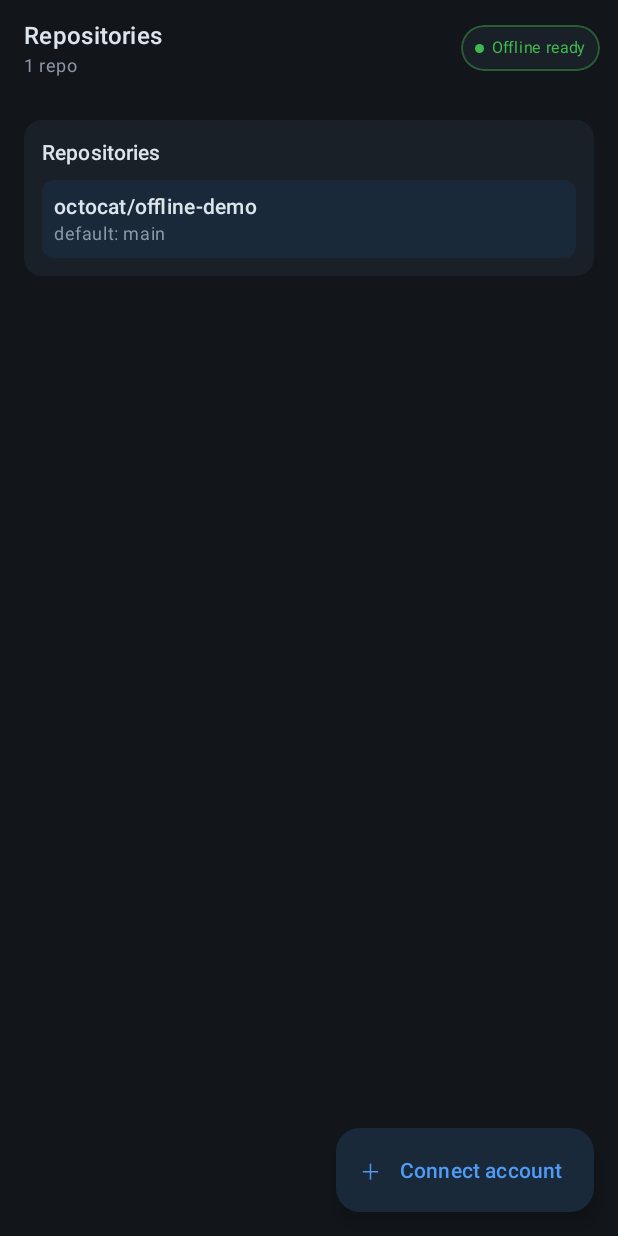
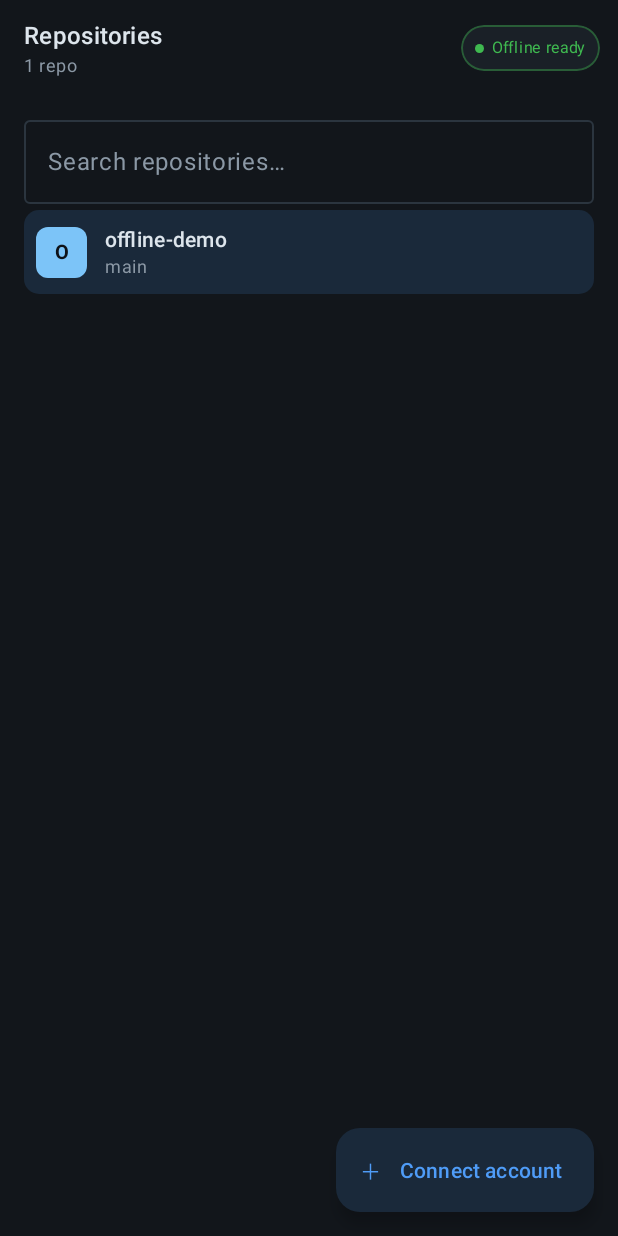
Before and after one commit to computermillerj/offline-git, an Android app built with Jetpack Compose: the @Preview function OfflineGitScreenPreview, on a phone screen of 412 x 824 dp. Run offline under Robolectric (Android 15) with nearby library versions, the phone set to English and light mode, and no system bars.

Commit message:
Enrich repository picker to match mockups
Add a search field, colored initial avatar tiles, downloaded/private
chips, and "default branch · updated <relative>" metadata to the repo
list. Derive downloaded state from a new
RepositoryStore.getDownloadedRepositoryIds() query and format updatedAt
with a java.time relative-time helper.

```diff
--- a/app-android/src/main/java/dev/jem/offlinegit/presentation/AppChip.kt
+++ b/app-android/src/main/java/dev/jem/offlinegit/presentation/AppChip.kt
@@ -14,6 +14,7 @@ import androidx.compose.ui.Alignment
 import androidx.compose.ui.Modifier
 import androidx.compose.ui.draw.clip
 import androidx.compose.ui.graphics.Color
+import androidx.compose.ui.text.font.FontWeight
 import androidx.compose.ui.text.style.TextAlign
 import androidx.compose.ui.unit.dp
 import androidx.compose.ui.unit.sp
@@ -66,6 +67,38 @@ fun StatusChip(
     }
 }
 
+private val AvatarColors = listOf(
+    Color(0xFF7CC4F8),
+    Color(0xFFB7E6B0),
+    Color(0xFFE8BF6A),
+    Color(0xFFCF8EE9),
+    Color(0xFFF2B8B5),
+)
+
+/** Colored initial tile from the mockup's `.avatar` rule. Color is stable per label. */
+@Composable
+fun AvatarTile(
+    label: String,
+    modifier: Modifier = Modifier,
+    size: Int = 34,
+) {
+    val color = AvatarColors[label.sumOf { it.code }.mod(AvatarColors.size)]
+    Box(
+        modifier = modifier
+            .size(size.dp)
+            .clip(RoundedCornerShape(8.dp))
+            .background(color),
+        contentAlignment = Alignment.Center,
+    ) {
+        Text(
+            text = label.firstOrNull()?.uppercaseChar()?.toString() ?: "?",
+            color = Color(0xFF0E1218),
+            fontWeight = FontWeight.Bold,
+            fontSize = 13.sp,
+        )
+    }
+}
+
 /** Square file-status badge from the mockup's `.st` rules (M / A / R). */
 @Composable
 fun StatusSquare(
--- a/app-android/src/main/java/dev/jem/offlinegit/presentation/OfflineGitScreen.kt
+++ b/app-android/src/main/java/dev/jem/offlinegit/presentation/OfflineGitScreen.kt
@@ -785,19 +785,95 @@ private fun RepositorySection(
     state: OfflineGitState,
     onAction: (OfflineGitAction) -> Unit,
 ) {
-    SectionCard(title = "Repositories") {
-        if (state.repositories.isEmpty()) {
-            EmptySectionText(text = "Fetch repositories or use the demo data.")
+    Column(verticalArrangement = Arrangement.spacedBy(4.dp)) {
+        OutlinedTextField(
+            value = state.repositorySearchQuery,
+            onValueChange = { onAction(OfflineGitAction.OnRepositorySearchChange(it)) },
+            modifier = Modifier.fillMaxWidth(),
+            placeholder = { Text(text = "Search repositories…") },
+            singleLine = true,
+        )
+        val query = state.repositorySearchQuery.trim()
+        val repositories = if (query.isEmpty()) {
+            state.repositories
+        } else {
+            state.repositories.filter {
+                it.name.contains(query, ignoreCase = true) || it.owner.contains(query, ignoreCase = true)
+            }
         }
-        state.repositories.forEach { repository ->
-            SelectableRow(
-                title = "${repository.owner}/${repository.name}",
-                subtitle = "default: ${repository.defaultBranch}",
+        if (repositories.isEmpty()) {
+            EmptySectionText(
+                text = if (state.repositories.isEmpty()) {
+                    "Connect a GitHub account to sync repositories."
+                } else {
+                    "No repositories match \"$query\"."
+                },
+            )
+        }
+        repositories.forEach { repository ->
+            RepositoryRow(
+                repository = repository,
                 isSelected = repository.id == state.selectedRepositoryId,
+                isDownloaded = repository.id in state.downloadedRepositoryIds,
                 onClick = { onAction(OfflineGitAction.OnRepositoryClick(repository.id)) },
             )
         }
     }
+}
+
+@Composable
+private fun RepositoryRow(
+    repository: GithubRepository,
+    isSelected: Boolean,
+    isDownloaded: Boolean,
+    onClick: () -> Unit,
+) {
+    val background = if (isSelected) MaterialTheme.colorScheme.primaryContainer else Color.Transparent
+    Row(
+        modifier = Modifier
+            .fillMaxWidth()
+            .clip(RoundedCornerShape(10.dp))
+            .background(background)
+            .clickable(onClick = onClick)
+            .padding(horizontal = 8.dp, vertical = 10.dp),
+        horizontalArrangement = Arrangement.spacedBy(12.dp),
+        verticalAlignment = Alignment.CenterVertically,
+    ) {
+        AvatarTile(label = repository.name)
+        Column(modifier = Modifier.weight(1f)) {
+            Row(
+                horizontalArrangement = Arrangement.spacedBy(6.dp),
+                verticalAlignment = Alignment.CenterVertically,
+            ) {
+                Text(
+                    text = repository.name,
+                    style = MaterialTheme.typography.bodyMedium,
+                    fontWeight = FontWeight.SemiBold,
+                    maxLines = 1,
+                    overflow = TextOverflow.Ellipsis,
+                    modifier = Modifier.weight(1f, fill = false),
+                )
+                if (isDownloaded) {
+                    StatusChip(text = "downloaded", style = ChipStyle.ACCENT)
+                }
+                if (repository.isPrivate) {
+                    StatusChip(text = "private", style = ChipStyle.NEUTRAL)
+                }
+            }
+            Text(
+                text = repository.metadataLine(),
+                style = MaterialTheme.typography.bodySmall,
+                color = MaterialTheme.colorScheme.onSurfaceVariant,
+                maxLines = 1,
+                overflow = TextOverflow.Ellipsis,
+            )
+        }
+    }
+}
+
+private fun GithubRepository.metadataLine(): String {
+    val updated = relativeTime(updatedAt)?.let { "updated $it" }
+    return listOfNotNull(defaultBranch, updated).joinToString(" · ")
 }
 
 @Composable
--- a/app-android/src/main/java/dev/jem/offlinegit/presentation/OfflineGitViewModel.kt
+++ b/app-android/src/main/java/dev/jem/offlinegit/presentation/OfflineGitViewModel.kt
@@ -70,6 +70,7 @@ class OfflineGitViewModel(
             is OfflineGitAction.OnTokenChange -> _state.update { it.copy(githubToken = action.token) }
             is OfflineGitAction.OnAuthClientIdChange -> _state.update { it.copy(authClientId = action.clientId) }
             is OfflineGitAction.OnCommitLimitChange -> _state.update { it.copy(commitLimitText = action.limit) }
+            is OfflineGitAction.OnRepositorySearchChange -> _state.update { it.copy(repositorySearchQuery = action.query) }
             is OfflineGitAction.OnRepositoryClick -> load(
                 repositoryId = action.repositoryId,
                 branchName = null,
@@ -381,6 +382,10 @@ class OfflineGitViewModel(
         val repositories = repositoryStore.getRepositories()
             .dataOrNull { "Unable to load repositories: ${it.toMessage()}" }
             ?: return
+        val downloadedRepositoryIds = when (val result = repositoryStore.getDownloadedRepositoryIds()) {
+            is Result.Success -> result.data
+            is Result.Error -> emptySet()
+        }
         val repository = repositories.firstOrNull { it.id == repositoryId } ?: repositories.firstOrNull()
         if (repository == null) {
             _state.update { it.copy(isLoading = false, repositories = emptyList()) }
@@ -431,6 +436,7 @@ class OfflineGitViewModel(
             it.copy(
                 isLoading = false,
                 repositories = repositories,
+                downloadedRepositoryIds = downloadedRepositoryIds,
                 selectedRepositoryId = repository.id,
                 branches = branches,
                 selectedBranchName = branch?.name,
@@ -609,6 +615,8 @@ class MutableTokenStore : WritableTokenStore {
 @Stable
 data class OfflineGitState(
     val repositories: List<GithubRepository> = emptyList(),
+    val downloadedRepositoryIds: Set<Long> = emptySet(),
+    val repositorySearchQuery: String = "",
     val selectedRepositoryId: Long? = null,
     val branches: List<GithubBranch> = emptyList(),
     val selectedBranchName: String? = null,
@@ -645,6 +653,7 @@ sealed interface OfflineGitAction {
     data class OnTokenChange(val token: String) : OfflineGitAction
     data class OnAuthClientIdChange(val clientId: String) : OfflineGitAction
     data class OnCommitLimitChange(val limit: String) : OfflineGitAction
+    data class OnRepositorySearchChange(val query: String) : OfflineGitAction
     data class OnRepositoryClick(val repositoryId: Long) : OfflineGitAction
     data class OnBranchClick(val branchName: String) : OfflineGitAction
     data class OnCommitClick(val commitSha: String) : OfflineGitAction
--- a/shared/src/commonMain/kotlin/dev/jem/offlinegit/data/storage/SqlDelightRepositoryStore.kt
+++ b/shared/src/commonMain/kotlin/dev/jem/offlinegit/data/storage/SqlDelightRepositoryStore.kt
@@ -182,6 +182,10 @@ class SqlDelightRepositoryStore(
             ?.toBranchDownloadJob()
     }
 
+    override suspend fun getDownloadedRepositoryIds(): Result<Set<Long>, DataError.Local> = localResult {
+        queries.selectDownloadedRepositoryIds().executeAsList().toSet()
+    }
+
     private inline fun <T> localResult(block: () -> T): Result<T, DataError.Local> = try {
         Result.Success(block())
     } catch (e: Exception) {
--- a/shared/src/commonMain/kotlin/dev/jem/offlinegit/domain/RepositoryStore.kt
+++ b/shared/src/commonMain/kotlin/dev/jem/offlinegit/domain/RepositoryStore.kt
@@ -38,4 +38,7 @@ interface RepositoryStore {
         repositoryId: Long,
         branchName: String,
     ): Result<BranchDownloadJob?, DataError.Local>
+
+    /** Ids of repositories with at least one completed branch download. */
+    suspend fun getDownloadedRepositoryIds(): Result<Set<Long>, DataError.Local>
 }
```
Also changed, not shown: app-android/src/main/java/dev/jem/offlinegit/presentation/RelativeTime.kt (added, +51 -0 lines), 3 other files.
